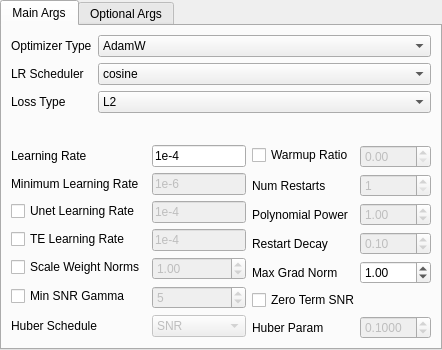
Before: the Qt Designer form ui_files/OptimizerUI.ui in derrian-distro/LoRA_Easy_Training_Scripts, drawn with Qt 5.
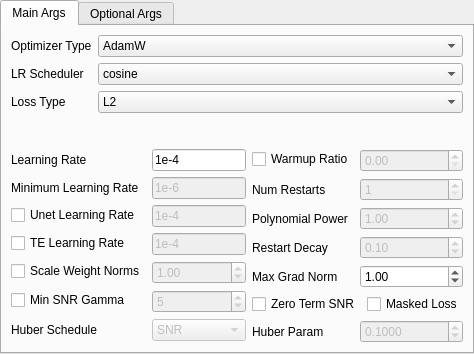
After: the same form once the commit is applied. Custom widgets are drawn as their Qt base class.

Commit message: add support for masked loss, update backend to update the steps calc code to fall in line with kohya

The edit to the form file:
```diff
--- a/ui_files/OptimizerUI.ui
+++ b/ui_files/OptimizerUI.ui
@@ -6,8 +6,8 @@
    <rect>
     <x>0</x>
     <y>0</y>
-    <width>421</width>
-    <height>350</height>
+    <width>463</width>
+    <height>354</height>
    </rect>
   </property>
   <property name="windowTitle">
@@ -497,12 +497,23 @@
           </widget>
          </item>
          <item row="5" column="0" colspan="2">
+          <layout class="QHBoxLayout" name="horizontalLayout_2">
+           <item>
           <widget class="QCheckBox" name="zero_term_enable">
            <property name="text">
             <string>Zero Term SNR</string>
            </property>
           </widget>
          </item>
+           <item>
+            <widget class="QCheckBox" name="masked_loss_enable">
+             <property name="text">
+              <string>Masked Loss</string>
+             </property>
+            </widget>
+           </item>
+          </layout>
+         </item>
          <item row="6" column="0">
           <widget class="QLabel" name="label_6">
            <property name="text">
```
Left out of the diff: 4 changed lines with no effect on the pictures. Lines whose indentation alone changed are shown as unchanged. The commit also changes 8 other files.
